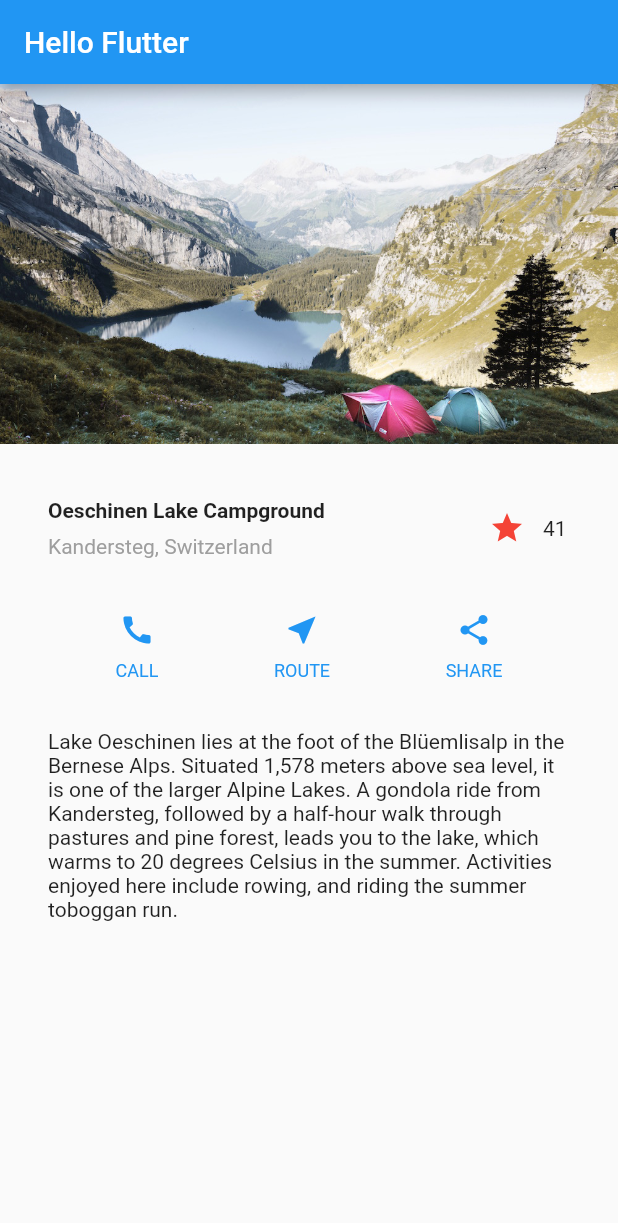
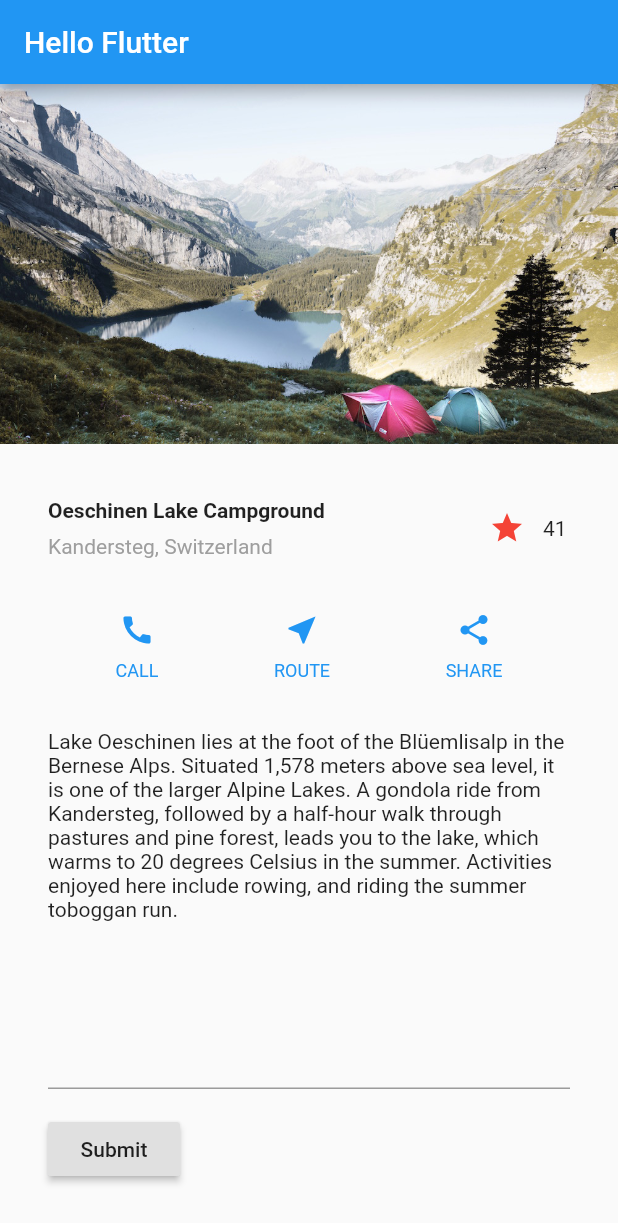
Before and after one commit to crmgunter/flutter_layout_and_state, a Flutter app: the screen it shows after launch, on a phone screen of 412 x 824 dp. Shown: the top 1223 px of the screen. Run offline on Flutter 3.47's test engine with Material 2 defaults, Android fonts, the phone set to English and light mode, and no system bars.

Commit message:
form takes state on submit. need to paint to screen. this is hard.

```diff
--- a/lib/main.dart
+++ b/lib/main.dart
@@ -1,7 +1,6 @@
 import 'package:flutter/material.dart';
 
 void main() => runApp(MyApp());
-
 
 class FavoriteWidget extends StatefulWidget {
   @override
@@ -15,7 +14,7 @@ class _FavoriteWidgetState extends State<FavoriteWidget> {
   _toggleFavorite() {
     setState(() {
       _isFavorited = !_isFavorited;
-      _favoriteCount = _isFavorited? _favoriteCount + 1 : _favoriteCount - 1;
+      _favoriteCount = _isFavorited ? _favoriteCount + 1 : _favoriteCount - 1;
     });
   }
 
@@ -43,11 +42,71 @@ class _FavoriteWidgetState extends State<FavoriteWidget> {
   }
 }
 
+class NameWidget extends StatefulWidget {
+  @override
+  _NameWidgetState createState() => _NameWidgetState();
+}
+
+class _NameWidgetState extends State<NameWidget> {
+
+  var name;
+  final _formKey = GlobalKey<FormState>();
+  final myController = TextEditingController();
+
+  @override
+  void dispose() {
+    // Clean up the controller when the widget is disposed.
+    myController.dispose();
+    super.dispose();
+  }
+
+  @override
+  Widget build(BuildContext context) {
+    return Container(
+        padding: const EdgeInsets.all(32),
+        child: Form(
+          key: _formKey,
+          child: Column(
+            crossAxisAlignment: CrossAxisAlignment.start,
+            children: <Widget>[
+              TextFormField(
+                controller: myController,
+                validator: (value) {
+                  if (value.isEmpty) {
+                    return 'Enter some text';
+                  }
+                  return null;
+                },
+              ),
+              Padding(
+                padding: const EdgeInsets.symmetric(vertical: 16.0),
+                child: RaisedButton(
+                  onPressed: () {
+                    // Validate returns true if the form is valid, or false
+                    // otherwise.
+                    if (_formKey.currentState.validate()) {
+                      // If the form is valid, display a Snackbar.
+                      Scaffold.of(context).showSnackBar(
+                          SnackBar(content: Text('Processing Data')));
+                    }
+                    setState(() {
+                      name = myController.text;
+                    });
+                  },
+                  child: Text('Submit'),
+                ),
+              ),
+            ],
+          ),
+        )
+        );
+  }
+}
+
 class MyApp extends StatelessWidget {
   // This widget is the root of your application.
   @override
   Widget build(BuildContext context) {
-
     Widget titleSection = Container(
       padding: const EdgeInsets.all(32),
       child: Row(
@@ -145,7 +204,8 @@ class MyApp extends StatelessWidget {
                 ),
                 titleSection,
                 buttonSection,
-                textSection
+                textSection,
+                NameWidget()
               ],
             )));
   }
```
